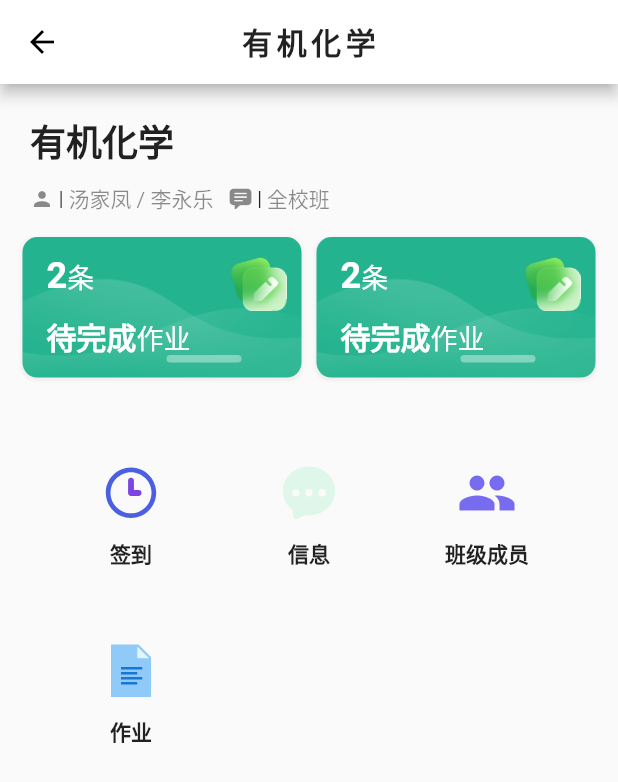
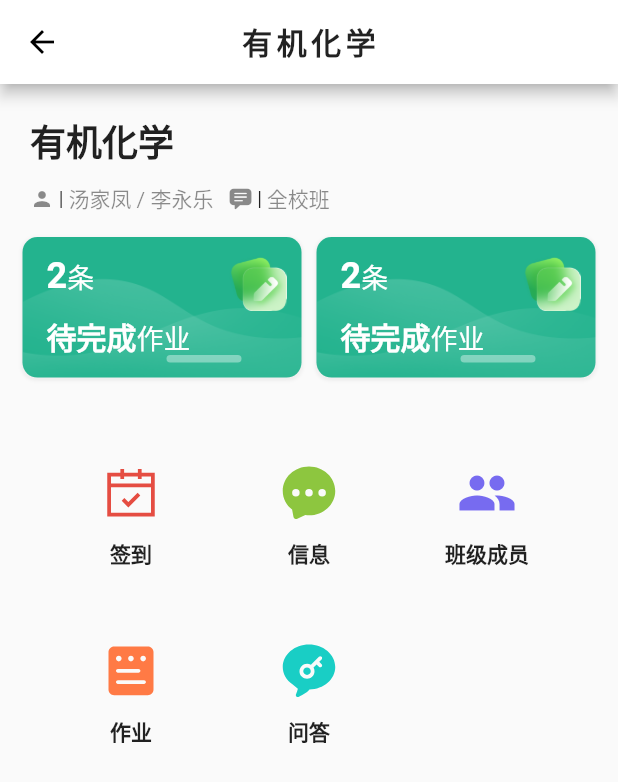
Before and after one commit to Midnight-Neon/Flutter_Client, a Flutter app: the screen it shows after launch, after a tap on "有机化学", on a phone screen of 412 x 824 dp. Shown: the top 782 px of the screen. Run offline on Flutter 3.47's test engine with Material 2 defaults, Android fonts, the phone set to English and light mode, and no system bars; our stand-ins replace azlistview, cached_network_image, camera, flutter_highlight, flutter_svg and 5 more; missing offline and left inert: dart:ffi, dart:html, easy_model, highlight, lpinyin, markdown and 6 more; network calls fail.

Commit message:
Update UI

```diff
--- a/lib/Screens/Index.dart
+++ b/lib/Screens/Index.dart
@@ -90,7 +90,7 @@ class _ClassIndexState extends State<ClassIndex> {
                       crossAxisCount: 3,
                       shrinkWrap: true,
                       children: [
-                        buildIcon("签到", svg: "time"),
+                        buildIcon("签到", svg: "checkin"),
                         buildIcon("信息", svg: "message"),
                         buildIcon("班级成员",
                             icon: Icon(
@@ -98,7 +98,8 @@ class _ClassIndexState extends State<ClassIndex> {
                               color: Color(0xf87367f0),
                               size: 40,
                             )),
-                        buildIcon("作业", svg: "document"),
+                        buildIcon("作业", svg: "form_fill"),
+                        buildIcon("问答", svg: "command_fill"),
                       ],
                     ))
               ],
@@ -160,7 +161,7 @@ class _ClassIndexState extends State<ClassIndex> {
 
         onTap: () => {
               Navigator.of(context).push(MaterialPageRoute(
-                  builder: (context){return HomeworkScreen();}))
+                  builder: (context){return AskList();}))
             },
         child: Container(
           width: _size.width * .8,
--- a/lib/Screens/UserCenter.dart
+++ b/lib/Screens/UserCenter.dart
@@ -3,6 +3,8 @@ import 'package:flutter/cupertino.dart';
 import 'package:flutter/material.dart';
 import 'package:flutter/widgets.dart';
 import 'package:flutter_svg/flutter_svg.dart';
+
+import '../constants.dart';
 
 class UserCenter extends StatefulWidget {
   @override
@@ -92,7 +94,42 @@ class _UserCenterState extends State<UserCenter> {
                     )
                   ],
                 ),
-              ))
+              )),
+          Card(
+              color: SQColor.lightGray,
+
+              shape: RoundedRectangleBorder(
+                  borderRadius: BorderRadius.all(Radius.circular(10.0))),
+              elevation: 0,
+              margin: EdgeInsets.all(10),
+              child:GestureDetector(
+                  behavior: HitTestBehavior.opaque,
+                  onTap: (){
+
+                  },
+                  child: Container(
+                    height: 60,
+                    padding:
+                    EdgeInsets.only(left: 30, right: 30, top: 5, bottom: 5),
+                    child: Row(
+                      children: [
+                        Icon(
+                          CupertinoIcons.grid_circle_fill,
+                          size: 26,
+                        ),
+                        SizedBox(
+                          width: 20,
+                        ),
+                        Text(
+                          "个人信息",
+                          style:
+                          TextStyle(fontSize: 18, fontWeight: FontWeight.bold,),
+                        ),
+                        Spacer(),
+                        Icon(Icons.chevron_right)
+                      ],
+                    ),
+                  ))),
         ]));
   }
 }
```
Also changed, not shown: assets/icons/checkin.png (added), assets/icons/checkin.svg (added), assets/icons/command_fill.svg (added), assets/icons/discover_fill.svg (added), assets/icons/document.svg, assets/icons/files.svg (added), assets/icons/form.svg (added), assets/icons/form_fill.svg (added), assets/icons/message.svg.
